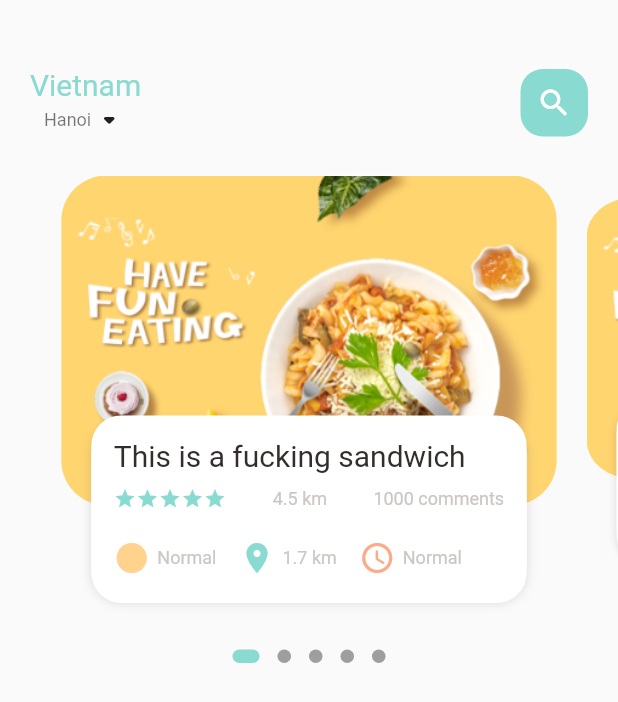
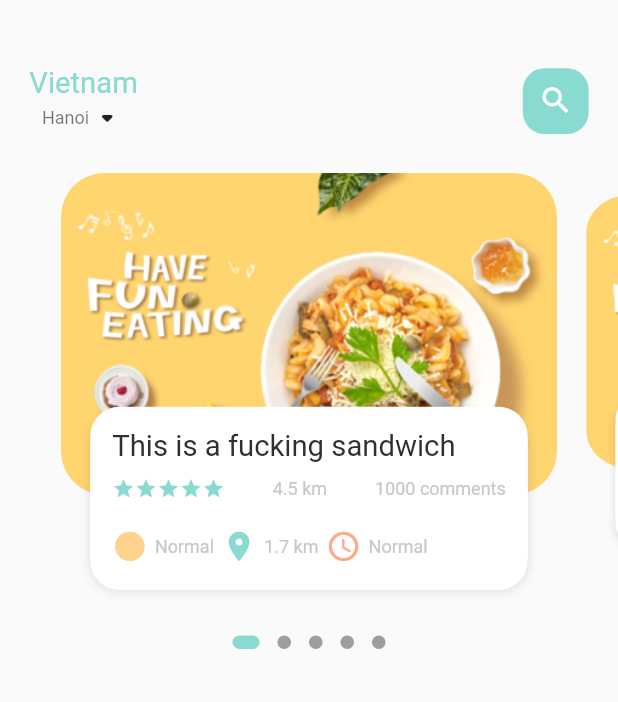
Before and after one commit to mrkhanhkhi/FoodDelivery, a Flutter app: the screen it shows after launch, on a phone screen of 412 x 824 dp. Shown: the top 702 px of the screen. Run offline on Flutter 3.47's test engine with Material 2 defaults, Android fonts, the phone set to English and light mode, and no system bars; drawn by our look-alikes of dots_indicator; our stand-ins replace get; missing offline and left inert: dart:html.

Commit message:
add dimensions constants

```diff
--- a/lib/home/food_page_body.dart
+++ b/lib/home/food_page_body.dart
@@ -1,6 +1,9 @@
+import 'dart:html';
+
 import 'package:dots_indicator/dots_indicator.dart';
 import 'package:flutter/material.dart';
 import 'package:food_delivery/utils/colors.dart';
+import 'package:food_delivery/utils/dimensions.dart';
 import 'package:food_delivery/widgets/big_text.dart';
 import 'package:food_delivery/widgets/icon_and_text.dart';
 import 'package:food_delivery/widgets/small_text.dart';
@@ -16,7 +19,7 @@ class _FoodPageBodyState extends State<FoodPageBody> {
   PageController pageController = PageController(viewportFraction: 0.85);
   var _currentPageValue = 0.0;
   double _scaleFactor = 0.85;
-  double _height = 220;
+  double _height = Dimensions.pageViewContainterHeight;
 
   @override
   void initState() {
@@ -38,7 +41,7 @@ class _FoodPageBodyState extends State<FoodPageBody> {
     return Column(
       children: [
         Container(
-          height: 320,
+          height: Dimensions.pageViewHeight,
           child: PageView.builder(
               controller: pageController,
               itemCount: 5,
@@ -96,10 +99,13 @@ class _FoodPageBodyState extends State<FoodPageBody> {
       child: Stack(
         children: [
           Container(
-            height: _height,
-            margin: const EdgeInsets.only(top: 10, left: 10, right: 10),
+            height: Dimensions.pageViewContainterHeight,
+            margin: EdgeInsets.only(
+                top: Dimensions.height10,
+                left: Dimensions.height10,
+                right: Dimensions.height10),
             decoration: BoxDecoration(
-                borderRadius: BorderRadius.circular(30),
+                borderRadius: BorderRadius.circular(Dimensions.radius30),
                 color: Colors.white,
                 image: const DecorationImage(
                     image: AssetImage('assets/image/food0.png'),
@@ -108,10 +114,13 @@ class _FoodPageBodyState extends State<FoodPageBody> {
           Align(
             alignment: Alignment.bottomCenter,
             child: Container(
-              height: 120,
-              margin: const EdgeInsets.only(left: 30, right: 30, bottom: 30),
+              height: Dimensions.pageViewTextContainterHeight,
+              margin: EdgeInsets.only(
+                  left: Dimensions.width30,
+                  right: Dimensions.width30,
+                  bottom: Dimensions.height30),
               decoration: BoxDecoration(
-                borderRadius: BorderRadius.circular(20),
+                borderRadius: BorderRadius.circular(Dimensions.radius20),
                 color: Colors.white,
                 boxShadow: const [
                   BoxShadow(
@@ -125,13 +134,16 @@ class _FoodPageBodyState extends State<FoodPageBody> {
                 ],
               ),
               child: Container(
-                  padding: const EdgeInsets.only(top: 15, left: 15, right: 15),
+                  padding: EdgeInsets.only(
+                      top: Dimensions.height15,
+                      left: Dimensions.height15,
+                      right: Dimensions.height15),
                   child: Column(
                     crossAxisAlignment: CrossAxisAlignment.start,
                     children: [
                       const BigText(text: 'This is a fucking sandwich'),
-                      const SizedBox(
-                        height: 10,
+                      SizedBox(
+                        height: Dimensions.height10,
                       ),
                       Row(
                         mainAxisAlignment: MainAxisAlignment.spaceBetween,
@@ -142,38 +154,38 @@ class _FoodPageBodyState extends State<FoodPageBody> {
                                 (index) => const Icon(Icons.star,
                                     color: AppColors.mainColor, size: 15)),
                           ),
-                          const SizedBox(
-                            width: 10,
+                          SizedBox(
+                            width: Dimensions.height10,
                           ),
                           const SmallText(text: '4.5 km'),
-                          const SizedBox(
-                            width: 10,
+                          SizedBox(
+                            width: Dimensions.height10,
                           ),
                           const SmallText(text: '1000 comments')
                         ],
                       ),
-                      const SizedBox(
-                        height: 20,
+                      SizedBox(
+                        height: Dimensions.height20,
                       ),
                       Row(
-                        children: const [
-                          IconAndText(
+                        children: [
+                          const IconAndText(
                               icon: Icons.circle_sharp,
                               text: "Normal",
                               color: AppColors.textColor,
                               iconColor: AppColors.iconColor1),
                           SizedBox(
-                            width: 10,
+                            height: Dimensions.height10,
                           ),
-                          IconAndText(
+                          const IconAndText(
                               icon: Icons.location_on,
                               text: "1.7 km",
                               color: AppColors.textColor,
                               iconColor: AppColors.mainColor),
                           SizedBox(
-                            width: 10,
+                            height: Dimensions.height10,
                           ),
-                          IconAndText(
+                          const IconAndText(
                               icon: Icons.access_time_rounded,
                               text: "Normal",
                               color: AppColors.textColor,
--- a/lib/home/main_food_page.dart
+++ b/lib/home/main_food_page.dart
@@ -1,6 +1,7 @@
 import 'package:flutter/material.dart';
 import 'package:flutter/widgets.dart';
 import 'package:food_delivery/home/food_page_body.dart';
+import 'package:food_delivery/utils/dimensions.dart';
 import 'package:food_delivery/widgets/big_text.dart';
 import 'package:food_delivery/widgets/small_text.dart';
 
@@ -21,8 +22,10 @@ class _MainFoodPageState extends State<MainFoodPage> {
       children: [
         Container(
           child: Container(
-              margin: const EdgeInsets.only(top: 45, bottom: 15),
-              padding: const EdgeInsets.only(left: 20, right: 20),
+              margin: EdgeInsets.only(
+                  top: Dimensions.height45, bottom: Dimensions.height15),
+              padding: EdgeInsets.only(
+                  left: Dimensions.width20, right: Dimensions.width20),
               child: Row(
                 mainAxisAlignment: MainAxisAlignment.spaceBetween,
                 children: [
@@ -45,14 +48,16 @@ class _MainFoodPageState extends State<MainFoodPage> {
                   ),
                   Center(
                     child: Container(
-                      width: 45,
-                      height: 45,
-                      child: const Icon(
+                      width: Dimensions.height45,
+                      height: Dimensions.height45,
+                      child: Icon(
                         Icons.search,
                         color: Colors.white,
+                        size: Dimensions.iconSize24,
                       ),
                       decoration: BoxDecoration(
-                          borderRadius: BorderRadius.circular(15),
+                          borderRadius:
+                              BorderRadius.circular(Dimensions.radius15),
                           color: AppColors.mainColor),
                     ),
                   )
--- a/lib/main.dart
+++ b/lib/main.dart
@@ -1,5 +1,6 @@
 import 'package:flutter/material.dart';
 import 'package:food_delivery/home/main_food_page.dart';
+import 'package:get/get_navigation/src/root/get_material_app.dart';
 
 void main() {
   runApp(const MyApp());
@@ -11,7 +12,7 @@ class MyApp extends StatelessWidget {
   // This widget is the root of your application.
   @override
   Widget build(BuildContext context) {
-    return MaterialApp(
+    return GetMaterialApp(
       debugShowCheckedModeBanner: false,
       title: 'Flutter Demo',
       theme: ThemeData(
--- a/lib/utils/dimensions.dart
+++ b/lib/utils/dimensions.dart
@@ -0,0 +1,28 @@
+import 'package:get/get.dart';
+
+class Dimensions {
+  static double screenHeight = Get.context!.height;
+  static double screenWidth = Get.context!.width;
+
+  static double pageViewContainterHeight = screenHeight / 3.84;
+  static double pageViewTextContainterHeight = screenHeight / 7.03;
+  static double pageViewHeight = screenHeight / 2.64;
+
+  static double height10 = screenHeight / 84.4;
+  static double height15 = screenHeight / 56.27;
+  static double height20 = screenHeight / 42.2;
+  static double height30 = screenHeight / 28.13;
+  static double height45 = screenHeight / 18.76;
+
+  static double width10 = screenHeight / 84.4;
+  static double width15 = screenHeight / 56.27;
+  static double width20 = screenHeight / 42.2;
+  static double width30 = screenHeight / 28.13;
+
+  static double font20 = screenHeight / 42.2;
+  static double radius15 = screenHeight / 56.27;
+  static double radius20 = screenHeight / 42.2;
+  static double radius30 = screenHeight / 28.13;
+
+  static double iconSize24 = screenHeight / 35.17;
+}
--- a/lib/widgets/big_text.dart
+++ b/lib/widgets/big_text.dart
@@ -1,4 +1,5 @@
 import 'package:flutter/material.dart';
+import 'package:food_delivery/utils/dimensions.dart';
 
 class BigText extends StatelessWidget {
   final Color? color;
@@ -10,7 +11,7 @@ class BigText extends StatelessWidget {
       {Key? key,
       this.color = const Color(0xFF332d2b),
       required this.text,
-      this.size = 20,
+      this.size = 0,
       this.overflow = TextOverflow.ellipsis})
       : super(key: key);
 
@@ -21,7 +22,7 @@ class BigText extends StatelessWidget {
       maxLines: 1,
       overflow: overflow,
       style: TextStyle(
-          fontSize: size,
+          fontSize: size == 0 ? Dimensions.font20 : size,
           color: color,
           fontFamily: 'Roboto',
           fontWeight: FontWeight.w400),
--- a/lib/widgets/icon_and_text.dart
+++ b/lib/widgets/icon_and_text.dart
@@ -1,4 +1,5 @@
 import 'package:flutter/material.dart';
+import 'package:food_delivery/utils/dimensions.dart';
 import 'package:food_delivery/widgets/small_text.dart';
 
 class IconAndText extends StatelessWidget {
@@ -19,7 +20,7 @@ class IconAndText extends StatelessWidget {
   Widget build(BuildContext context) {
     return Row(
       children: [
-        Icon(icon, color: iconColor),
+        Icon(icon, color: iconColor, size: Dimensions.iconSize24),
         const SizedBox(
           width: 5,
         ),
```
